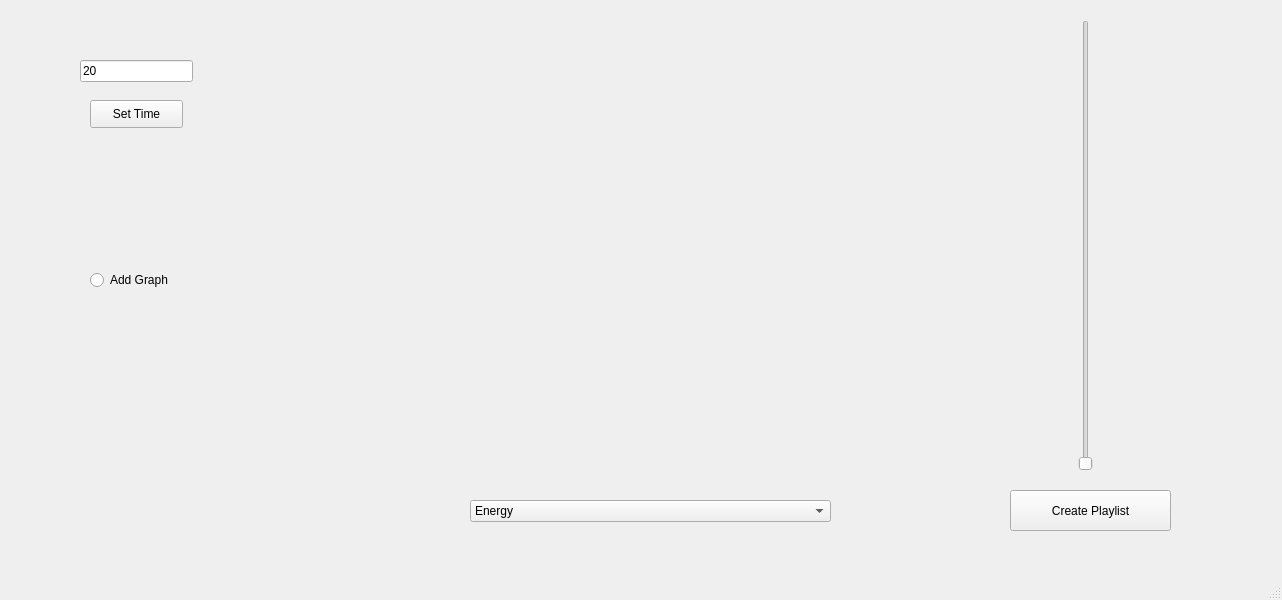
Before: the Qt Designer form resources/mainwindow.ui in MichGedd/rhythm, drawn with Qt 5.
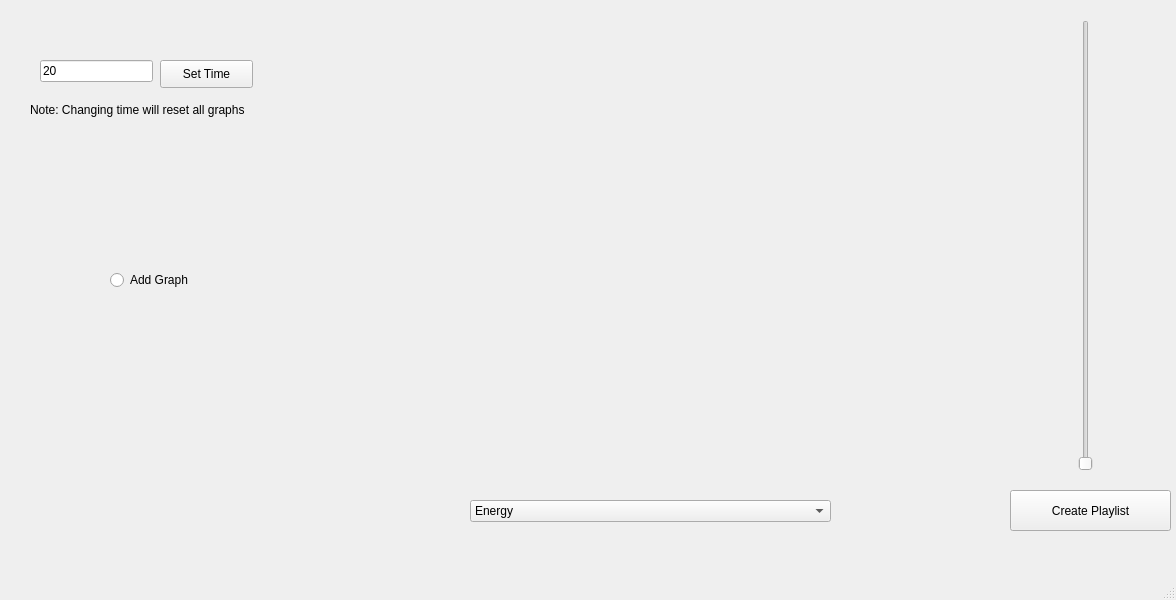
After: the same form once the commit is applied. Custom widgets are drawn as their Qt base class.

Commit message: Graphs now save data and can be selected to be an active graph

Diff of the .ui file:
```diff
--- a/resources/mainwindow.ui
+++ b/resources/mainwindow.ui
@@ -6,7 +6,7 @@
    <rect>
     <x>0</x>
     <y>0</y>
-    <width>1282</width>
+    <width>1176</width>
     <height>600</height>
    </rect>
   </property>
@@ -65,7 +65,7 @@
    <widget class="QLineEdit" name="lineEdit">
     <property name="geometry">
      <rect>
-      <x>80</x>
+      <x>40</x>
       <y>60</y>
       <width>113</width>
       <height>22</height>
@@ -78,8 +78,8 @@
    <widget class="QPushButton" name="pushButton">
     <property name="geometry">
      <rect>
-      <x>90</x>
-      <y>100</y>
+      <x>160</x>
+      <y>60</y>
       <width>93</width>
       <height>28</height>
      </rect>
@@ -91,7 +91,7 @@
    <widget class="QRadioButton" name="radioButton">
     <property name="geometry">
      <rect>
-      <x>90</x>
+      <x>110</x>
       <y>270</y>
       <width>95</width>
       <height>20</height>
@@ -114,6 +114,19 @@
      <string>Create Playlist</string>
     </property>
    </widget>
+   <widget class="QLabel" name="label">
+    <property name="geometry">
+     <rect>
+      <x>30</x>
+      <y>100</y>
+      <width>241</width>
+      <height>20</height>
+     </rect>
+    </property>
+    <property name="text">
+     <string>Note: Changing time will reset all graphs</string>
+    </property>
+   </widget>
   </widget>
   <widget class="QMenuBar" name="menubar">
    <property name="geometry">
```
Left out of the diff: 6 changed lines with no effect on the pictures. The commit also changes 1 other file.
